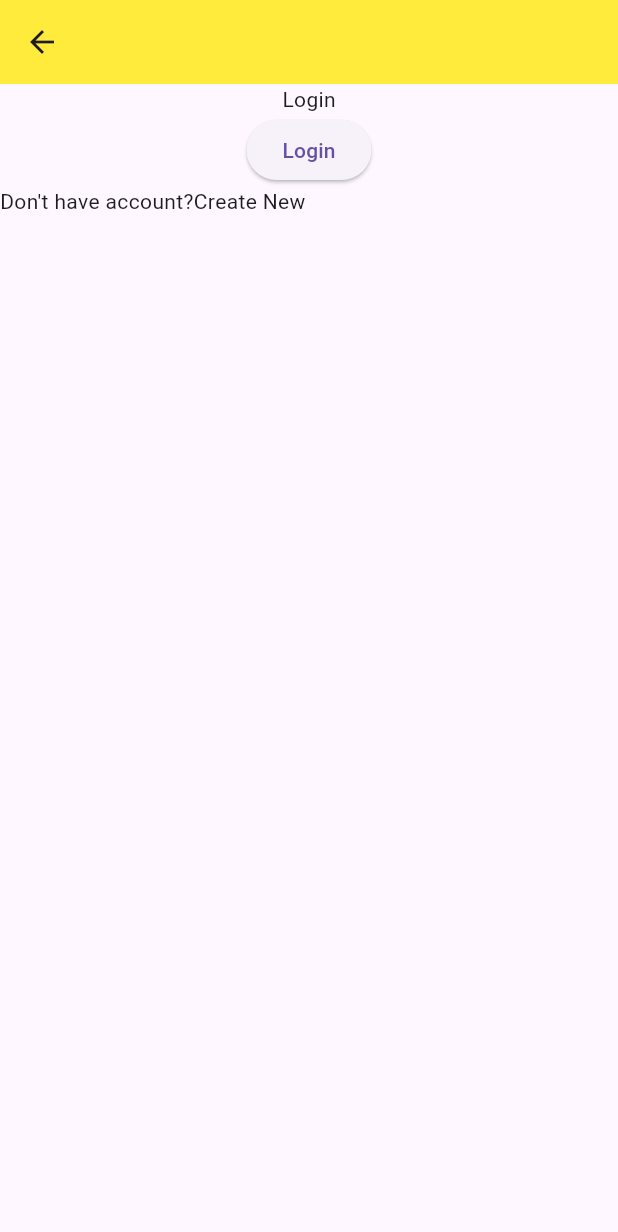
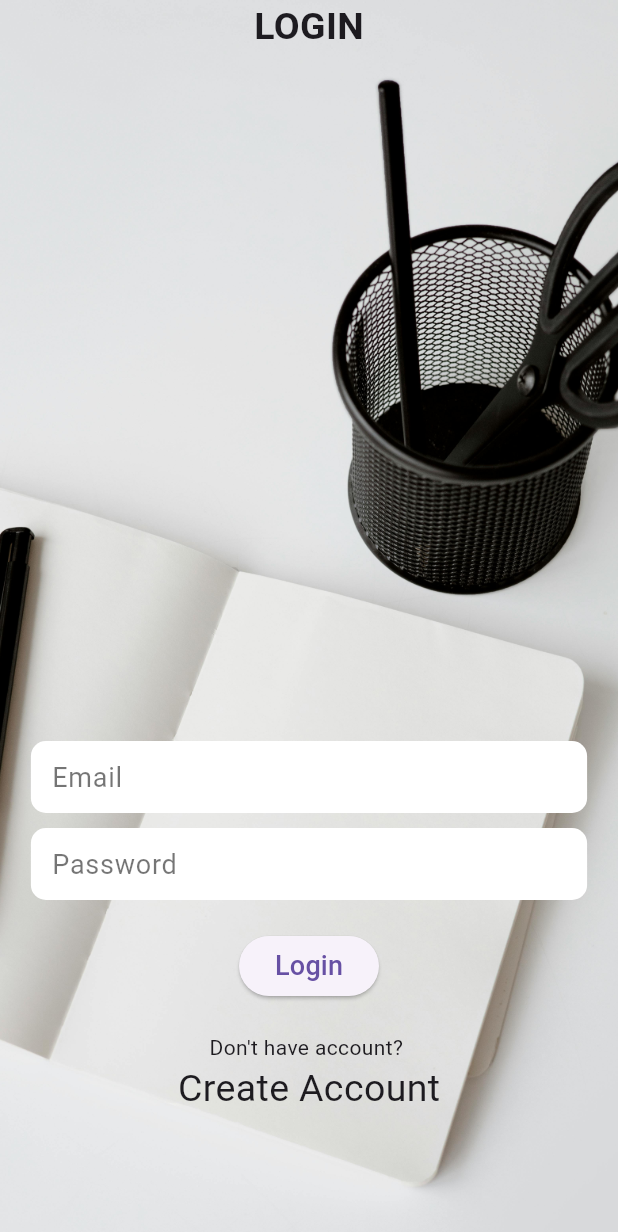
Before and after one commit to piyush-jaiswal-projects/notes_app_flutter, a Flutter app: the screen it shows after launch, on a phone screen of 412 x 824 dp. Shown: the top 1232 px of the screen. Run offline on Flutter 3.47's test engine with Material 3 defaults, Android fonts, the phone set to English and light mode, and no system bars; our stand-ins replace get.

Commit message:
add splash, login, and signup ui

```diff
--- a/lib/presentation/screens/auth.dart
+++ /dev/null
@@ -1,43 +0,0 @@
-import 'package:flutter/material.dart';
-import 'package:get/get.dart';
-import 'package:notes_app_flutter/presentation/controllers/auth_controller.dart';
-import 'package:notes_app_flutter/presentation/screens/home.dart';
-
-class Auth extends StatefulWidget {
-  const Auth({super.key});
-  @override
-  State<StatefulWidget> createState() => _AuthScreenState();
-}
-
-class _AuthScreenState extends State<Auth> {
-  final AuthController authController = Get.find<AuthController>();
-
-  @override
-  Widget build(BuildContext context) {
-    return Scaffold(
-      appBar: AppBar(
-        backgroundColor: Colors.yellow,
-      ),
-      body: Column(
-        children: [
-          const Text("Login"),
-          ElevatedButton(
-              onPressed: (){
-                authController.loginUser();
-                Get.to(const Home());
-                },
-              child: const Text("Login")),
-          Row(
-            children: [
-              const Text("Don't have account?"),
-              GestureDetector(
-                onTap: () => {},
-                child: const Text("Create New"),
-              )
-            ],
-          )
-        ],
-      ),
-    );
-  }
-}
--- a/lib/presentation/screens/home.dart
+++ b/lib/presentation/screens/home.dart
@@ -7,7 +7,7 @@ class Home extends StatelessWidget {
   Widget build(BuildContext context) {
     return Scaffold(
       appBar: AppBar(
-        backgroundColor: Colors.yellow,
+        backgroundColor: Colors.black,
         title: const Text(
           "NOTES",
           style: TextStyle(
--- /dev/null
+++ b/lib/presentation/screens/login.dart
@@ -0,0 +1,85 @@
+import 'package:flutter/material.dart';
+import 'package:get/get.dart';
+import 'package:notes_app_flutter/presentation/controllers/auth_controller.dart';
+import 'package:notes_app_flutter/presentation/screens/home.dart';
+import 'package:notes_app_flutter/presentation/screens/signup.dart';
+
+class LoginWidget extends StatelessWidget {
+  LoginWidget({super.key});
+  final AuthController authController = Get.find<AuthController>();
+
+  @override
+  Widget build(BuildContext context) {
+    return Scaffold(
+      body: Container(
+        width: double.infinity,
+        height: double.infinity,
+        decoration: const BoxDecoration(
+            image: DecorationImage(
+                image: AssetImage('assets/images/authBg.jpg'),
+                fit: BoxFit.cover)),
+        child: SafeArea(
+            child: Column(
+                mainAxisAlignment: MainAxisAlignment.spaceBetween,
+                children: [
+              const Text(
+                "LOGIN",
+                style: TextStyle(fontSize: 25, fontWeight: FontWeight.bold),
+              ),
+              Container(
+                width: MediaQuery.of(context).size.width * 0.9,
+                margin: const EdgeInsets.fromLTRB(0, 0, 0, 80),
+                child: Column(
+                  mainAxisAlignment: MainAxisAlignment.spaceBetween,
+                  children: [
+                    TextField(
+                        decoration: InputDecoration(
+                      filled: true,
+                      fillColor: Colors.white,
+                      contentPadding: const EdgeInsets.all(10),
+                      hintText: "Email",
+                      hintStyle:
+                          const TextStyle(color: Colors.black54, fontSize: 18),
+                      border: OutlineInputBorder(
+                          borderRadius: BorderRadius.circular(10),
+                          borderSide: BorderSide.none),
+                    )),
+                    const SizedBox(height: 10,),
+                    TextField(
+                        decoration: InputDecoration(
+                      filled: true,
+                      fillColor: Colors.white,
+                      contentPadding: const EdgeInsets.all(10),
+                      hintText: "Password",
+                      hintStyle:
+                          const TextStyle(color: Colors.black54, fontSize: 18),
+                      border: OutlineInputBorder(
+                          borderRadius: BorderRadius.circular(10),
+                          borderSide: BorderSide.none),
+                    )),
+                    const SizedBox(height: 20,),
+                    ElevatedButton(
+                        onPressed: () {
+                          authController.loginUser();
+                          Get.to(const Home());
+                        },
+                        child: const Text("Login", style: TextStyle(fontSize: 18)),),
+                    const SizedBox(height: 20,),
+                    const Text("Don't have account? "),
+                    GestureDetector(
+                      onTap: () {
+                        Get.to(SignupWidget());
+                      },
+                      child: const Text(
+                        "Create Account",
+                        style: TextStyle(fontSize: 25),
+                      ),
+                    )
+                  ],
+                ),
+              )
+            ])),
+      ),
+    );
+  }
+}
--- a/lib/presentation/screens/splash.dart
+++ b/lib/presentation/screens/splash.dart
@@ -3,7 +3,7 @@ import './home.dart';
 import 'package:flutter/material.dart';
 import 'package:get/get.dart';
 import 'package:notes_app_flutter/presentation/controllers/auth_controller.dart';
-import 'package:notes_app_flutter/presentation/screens/auth.dart';
+import 'package:notes_app_flutter/presentation/screens/login.dart';
 
 class SplashScreen extends StatelessWidget {
   const SplashScreen({super.key});
@@ -26,7 +26,7 @@ class _SplashScreenState extends State<Splash> {
   void initState() {
     super.initState();
     Timer(const Duration(seconds: 3), () {
-      Get.to(authController.isLoggedIn ? const Home() : const Auth());
+      Get.to(authController.isLoggedIn ? const Home() : LoginWidget());
     });
   }
 
--- a/pubspec.yaml
+++ b/pubspec.yaml
@@ -23,3 +23,4 @@ flutter:
   assets:
     - assets/images/note.png
     - assets/images/pxfuel.jpg
+    - assets/images/authBg.jpg
```
Also changed, not shown: lib/presentation/controllers/auth_controller.dart (+9 -2 lines), lib/presentation/screens/signup.dart (added, +99 -0 lines), assets/images/authBg.jpg (added).
